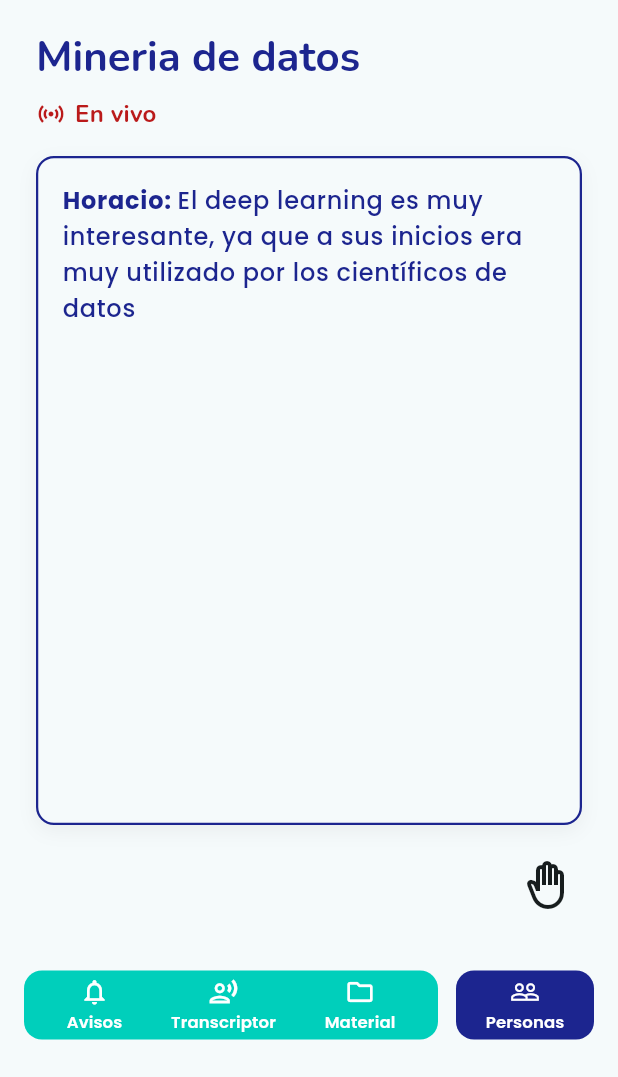
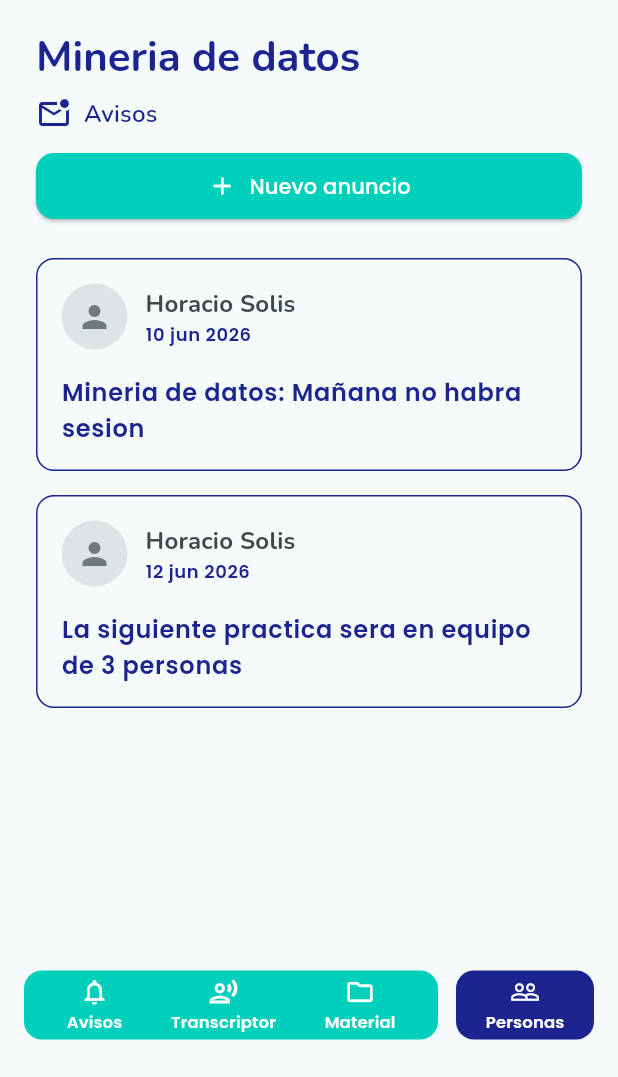
Before and after one commit to IS-CODEVIA/frontend_mobile, a Flutter app: the HomeStudentsPage screen opened by its route, after a tap on the "menu" icon, after a tap on the "add" icon, after a tap on "Mineria de datos", on a phone screen of 412 x 824 dp, the part 159-1236 px from its top. Run offline on Flutter 3.47's test engine with Material 3 defaults, Android fonts, the light colour scheme and no system bars; our stand-ins replace device_preview, flutter_riverpod, go_router, google_fonts.

Commit message:
feat assigment_noticies

```diff
--- a/lib/core/config/router.dart
+++ b/lib/core/config/router.dart
@@ -7,6 +7,7 @@ import '../../features/archived/presentation/pages/archived_page.dart';
 import '../../features/general_noticies/presentation/pages/notices_page.dart';
 import '../../features/home_student/presentation/pages/home_students_page.dart';
 import '../../features/transcriptor_student/presentation/pages/transcriptor_student_page.dart';
+import '../../features/assignment_notices/presentation/pages/assignment_notices_page.dart';
 
 final appRouter = GoRouter(
   initialLocation: '/',
@@ -42,6 +43,14 @@ final appRouter = GoRouter(
       builder: (context, state) => const ArchivedPage(),
     ),
     GoRoute(
+      path: '/assignment-notices/:subjectName',
+      name: 'assignment-notices',
+      builder: (context, state) {
+        final subjectName = state.pathParameters['subjectName']!;
+        return AssignmentNoticesPage(subjectName: subjectName);
+      },
+    ),
+    GoRoute(
       path: '/transcriptor/:subjectName',
       name: 'transcriptor',
       builder: (context, state) {
--- /dev/null
+++ b/lib/features/assignment_notices/domain/models/assignment_notice_model.dart
@@ -0,0 +1,15 @@
+class AssignmentNoticeModel {
+  final String id;
+  final String authorName;
+  final String date;
+  final String message;
+  final String? authorAvatarUrl;
+
+  const AssignmentNoticeModel({
+    required this.id,
+    required this.authorName,
+    required this.date,
+    required this.message,
+    this.authorAvatarUrl,
+  });
+}
--- /dev/null
+++ b/lib/features/assignment_notices/presentation/pages/assignment_notices_page.dart
@@ -0,0 +1,97 @@
+import 'package:flutter/material.dart';
+import 'package:flutter_riverpod/flutter_riverpod.dart';
+
+import '../../../../shared/widgets/header_students.dart';
+import '../../../../shared/widgets/nabvar_students.dart';
+import '../../../../shared/widgets/subject_bottom_nav.dart';
+
+import '../riverpod/assignment_notices_riverpod.dart';
+import '../widgets/assignment_notice_card.dart';
+import '../widgets/new_notice_dialog.dart';
+
+class AssignmentNoticesPage extends ConsumerWidget {
+  final String subjectName;
+
+  const AssignmentNoticesPage({super.key, required this.subjectName});
+
+  @override
+  Widget build(BuildContext context, WidgetRef ref) {
+    final colorScheme = Theme.of(context).colorScheme;
+    final textTheme = Theme.of(context).textTheme;
+
+    final notices = ref.watch(assignmentNoticesForSubjectProvider(subjectName));
+
+    return Scaffold(
+      drawer: const NavbarStudents(),
+      bottomNavigationBar: SubjectBottomNav(subjectName: subjectName),
+      body: Column(
+        children: [
+          const HeaderStudents(),
+          Expanded(
+            child: Padding(
+              padding: const EdgeInsets.symmetric(horizontal: 24.0),
+              child: Column(
+                crossAxisAlignment: CrossAxisAlignment.start,
+                children: [
+                  const SizedBox(height: 16),
+                  Text(
+                    subjectName,
+                    style: textTheme.headlineMedium?.copyWith(
+                      color: colorScheme.secondary,
+                      fontWeight: FontWeight.bold,
+                    ),
+                  ),
+                  const SizedBox(height: 8),
+                  Row(
+                    children: [
+                      Icon(
+                        Icons.mark_email_unread_outlined,
+                        color: colorScheme.secondary,
+                        size: 24,
+                      ),
+                      const SizedBox(width: 8),
+                      Text(
+                        'Avisos',
+                        style: textTheme.titleMedium?.copyWith(
+                          color: colorScheme.secondary,
+                          fontWeight: FontWeight.w600,
+                        ),
+                      ),
+                    ],
+                  ),
+                  const SizedBox(height: 12),
+                  SizedBox(
+                    width: double.infinity,
+                    child: ElevatedButton.icon(
+                      onPressed: () => NewNoticeDialog.show(context, ref, subjectName),
+                      icon: const Icon(Icons.add_rounded, size: 20),
+                      label: const Text('Nuevo anuncio'),
+                      style: ElevatedButton.styleFrom(
+                        backgroundColor: const Color(0xff00CFBB),
+                        foregroundColor: Colors.white,
+                        padding: const EdgeInsets.symmetric(vertical: 12),
+                        shape: RoundedRectangleBorder(
+                          borderRadius: BorderRadius.circular(12),
+                        ),
+                      ),
+                    ),
+                  ),
+                  const SizedBox(height: 16),
+                  Expanded(
+                    child: ListView.builder(
+                      padding: const EdgeInsets.only(top: 8, bottom: 24),
+                      itemCount: notices.length,
+                      itemBuilder: (context, index) {
+                        return AssignmentNoticeCard(notice: notices[index]);
+                      },
+                    ),
+                  ),
+                ],
+              ),
+            ),
+          ),
+        ],
+      ),
+    );
+  }
+}
--- /dev/null
+++ b/lib/features/assignment_notices/presentation/riverpod/assignment_notices_riverpod.dart
@@ -0,0 +1,49 @@
+import 'package:flutter_riverpod/flutter_riverpod.dart';
+import '../../domain/models/assignment_notice_model.dart';
+
+class AssignmentNoticesNotifier extends Notifier<Map<String, List<AssignmentNoticeModel>>> {
+  @override
+  Map<String, List<AssignmentNoticeModel>> build() => {
+        'Mineria de datos': [
+          AssignmentNoticeModel(
+            id: '1',
+            authorName: 'Horacio Solis',
+            date: '10 jun 2026',
+            message: 'Mineria de datos: Mañana no habra sesion',
+          ),
+          AssignmentNoticeModel(
+            id: '2',
+            authorName: 'Horacio Solis',
+            date: '12 jun 2026',
+            message: 'La siguiente practica sera en equipo de 3 personas',
+          ),
+        ],
+        'Programacion web': [
+          AssignmentNoticeModel(
+            id: '3',
+            authorName: 'Jose Alonso Macias',
+            date: '11 jun 2026',
+            message: 'Programacion web: Revisar el capitulo 5 para la siguiente clase',
+          ),
+        ],
+      };
+
+  void addNotice(String subjectName, AssignmentNoticeModel notice) {
+    final current = state[subjectName] ?? [];
+    state = {
+      ...state,
+      subjectName: [...current, notice],
+    };
+  }
+}
+
+final assignmentNoticesProvider =
+    NotifierProvider<AssignmentNoticesNotifier, Map<String, List<AssignmentNoticeModel>>>(
+  AssignmentNoticesNotifier.new,
+);
+
+final assignmentNoticesForSubjectProvider =
+    Provider.family<List<AssignmentNoticeModel>, String>((ref, subjectName) {
+  final all = ref.watch(assignmentNoticesProvider);
+  return all[subjectName] ?? [];
+});
--- /dev/null
+++ b/lib/features/assignment_notices/presentation/widgets/assignment_notice_card.dart
@@ -0,0 +1,69 @@
+import 'package:flutter/material.dart';
+import '../../domain/models/assignment_notice_model.dart';
+
+class AssignmentNoticeCard extends StatelessWidget {
+  final AssignmentNoticeModel notice;
+
+  const AssignmentNoticeCard({super.key, required this.notice});
+
+  @override
+  Widget build(BuildContext context) {
+    final colorScheme = Theme.of(context).colorScheme;
+    final textTheme = Theme.of(context).textTheme;
+
+    return Container(
+      margin: const EdgeInsets.only(bottom: 16.0),
+      padding: const EdgeInsets.all(16.0),
+      decoration: BoxDecoration(
+        color: colorScheme.surface,
+        borderRadius: BorderRadius.circular(12.0),
+        border: Border.all(
+          color: colorScheme.secondary,
+          width: 1.0,
+        ),
+      ),
+      child: Column(
+        crossAxisAlignment: CrossAxisAlignment.start,
+        children: [
+          Row(
+            children: [
+              CircleAvatar(
+                radius: 22,
+                backgroundColor: colorScheme.surfaceContainerHighest,
+                child: Icon(Icons.person, color: colorScheme.outline),
+              ),
+              const SizedBox(width: 12),
+              Column(
+                crossAxisAlignment: CrossAxisAlignment.start,
+                children: [
+                  Text(
+                    notice.authorName,
+                    style: textTheme.titleMedium?.copyWith(
+                      fontWeight: FontWeight.bold,
+                      color: colorScheme.onSurfaceVariant,
+                    ),
+                  ),
+                  Text(
+                    notice.date,
+                    style: textTheme.bodySmall?.copyWith(
+                      color: colorScheme.secondary,
+                      fontWeight: FontWeight.w600,
+                    ),
+                  ),
+                ],
+              ),
+            ],
+          ),
+          const SizedBox(height: 16),
+          Text(
+            notice.message,
+            style: textTheme.bodyLarge?.copyWith(
+              color: colorScheme.secondary,
+              fontWeight: FontWeight.w600,
+            ),
+          ),
+        ],
+      ),
+    );
+  }
+}
--- a/lib/features/home_student/presentation/widgets/subject_card.dart
+++ b/lib/features/home_student/presentation/widgets/subject_card.dart
@@ -17,7 +17,7 @@ class SubjectCard extends StatelessWidget {
 
     return GestureDetector(
       onTap: () => context.goNamed(
-        'transcriptor',
+        'assignment-notices',
         pathParameters: {'subjectName': subject.title},
       ),
       child: Container(
--- a/lib/features/transcriptor_student/presentation/pages/transcriptor_student_page.dart
+++ b/lib/features/transcriptor_student/presentation/pages/transcriptor_student_page.dart
@@ -24,7 +24,7 @@ class TranscriptorStudentPage extends ConsumerWidget {
 
     return Scaffold(
       drawer: const NavbarStudents(),
-      bottomNavigationBar: const SubjectBottomNav(),
+      bottomNavigationBar: SubjectBottomNav(subjectName: subjectName),
 
       body: Column(
         children: [
--- a/lib/shared/widgets/subject_bottom_nav.dart
+++ b/lib/shared/widgets/subject_bottom_nav.dart
@@ -1,7 +1,10 @@
 import 'package:flutter/material.dart';
+import 'package:go_router/go_router.dart';
 
 class SubjectBottomNav extends StatelessWidget {
-  const SubjectBottomNav({super.key});
+  final String subjectName;
+
+  const SubjectBottomNav({super.key, required this.subjectName});
 
   @override
   Widget build(BuildContext context) {
@@ -31,8 +34,18 @@ class SubjectBottomNav extends StatelessWidget {
                   child: Row(
                     mainAxisAlignment: MainAxisAlignment.spaceEvenly,
                     children: [
-                      _NavItem(text: 'Avisos', icon: Icons.notifications_outlined, style: itemStyle, onTap: () {}),
-                      _NavItem(text: 'Transcriptor', icon: Icons.record_voice_over_outlined, style: itemStyle, onTap: () {}),
+                      _NavItem(text: 'Avisos', icon: Icons.notifications_outlined, style: itemStyle, onTap: () {
+                        context.goNamed(
+                          'assignment-notices',
+                          pathParameters: {'subjectName': subjectName},
+                        );
+                      }),
+                      _NavItem(text: 'Transcriptor', icon: Icons.record_voice_over_outlined, style: itemStyle, onTap: () {
+                        context.goNamed(
+                          'transcriptor',
+                          pathParameters: {'subjectName': subjectName},
+                        );
+                      }),
                       _NavItem(text: 'Material', icon: Icons.folder_outlined, style: itemStyle, onTap: () {}),
                     ],
                   ),
```
Also changed, not shown: lib/features/assignment_notices/presentation/widgets/new_notice_dialog.dart (added, +105 -0 lines).
